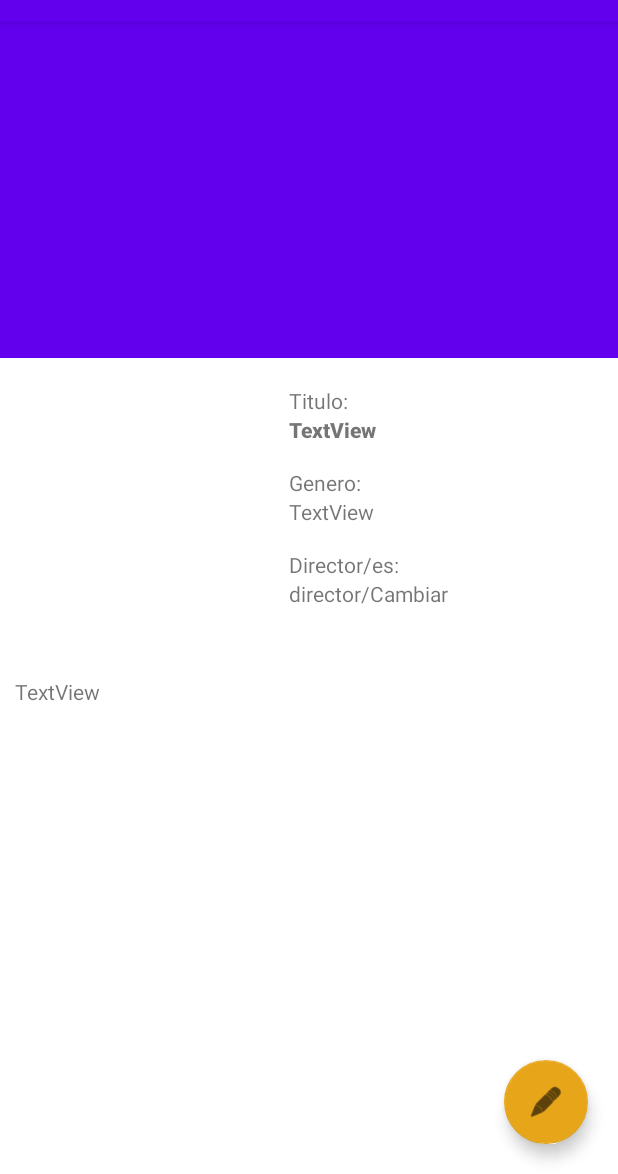
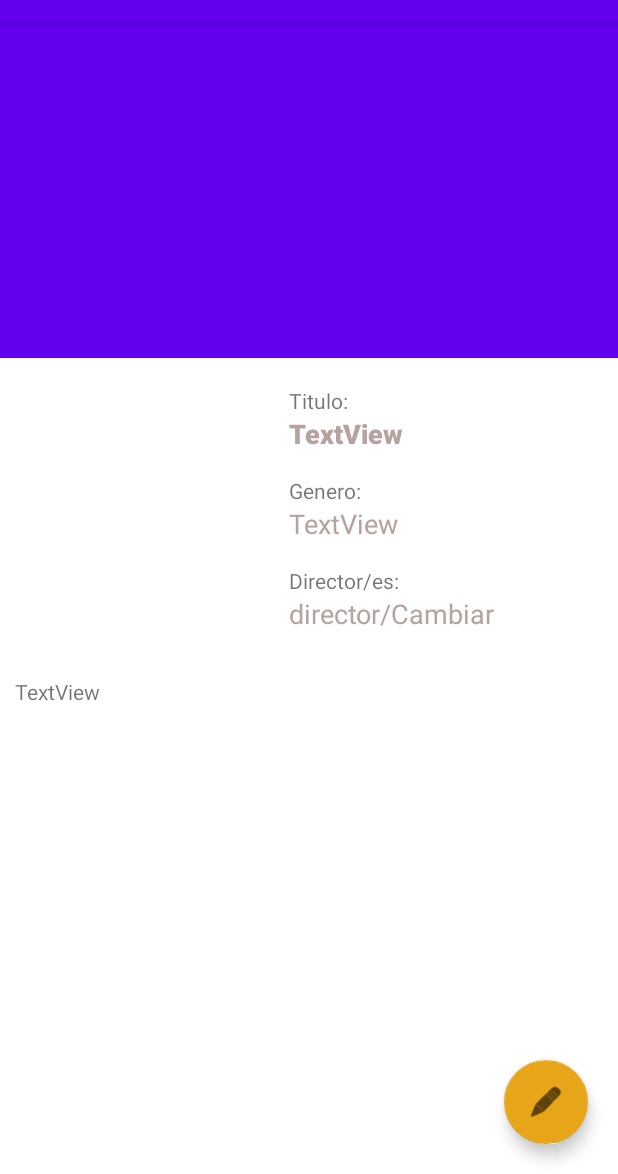
Before and after one commit to MarioCFC/proyectoPDMD, an Android app: the FilmDetailActivity screen opened directly, with no data from a screen before it, after a tap on an icon or button, on a phone screen of 412 x 824 dp, the part 62-1236 px from its top. Run offline under Robolectric (Android 15) with nearby library versions, the phone set to English and light mode, and no system bars; our stand-ins replace Picasso; plain views replace ReadMoreTextView; network calls fail; pictures from the network do not load; 7 statements that could not run were skipped.

Commit message:
Haciendo modo edicion del detail_layout

```diff
--- a/app/src/main/java/com/murallaromanda/dam/segundo/casfermar/proyectopdmd/activities/FilmDetailActivity.kt
+++ b/app/src/main/java/com/murallaromanda/dam/segundo/casfermar/proyectopdmd/activities/FilmDetailActivity.kt
@@ -3,6 +3,9 @@ package com.murallaromanda.dam.segundo.casfermar.proyectopdmd.activities
 import androidx.appcompat.app.AppCompatActivity
 import android.os.Bundle
 import android.view.Menu
+import android.widget.EditText
+import androidx.core.content.ContextCompat
+import androidx.core.graphics.drawable.DrawableCompat
 import com.murallaromanda.dam.segundo.casfermar.proyectopdmd.R
 import com.murallaromanda.dam.segundo.casfermar.proyectopdmd.databinding.ActivityCollapsingToolDetailFilmBinding
 import com.squareup.picasso.Picasso
@@ -17,38 +20,38 @@ class FilmDetailActivity() : AppCompatActivity() {
     override fun onCreate(savedInstanceState: Bundle?) {
         super.onCreate(savedInstanceState)
         setContentView(R.layout.layout_film_detail)
-
         binding = ActivityCollapsingToolDetailFilmBinding.inflate(layoutInflater)
         setContentView(binding.root)
 
+        //Obtenemos los datos
+        var pelicula = intent.extras?.get("pelicula") as PeliculaJSON
+        //Metemos los datos
+        binding.layoutDetallesPeliculaCollapse.FilmDetailTvDirector.setText("director/Cambiar")
+        binding.layoutDetallesPeliculaCollapse.FilmDetailTvGenero.setText(pelicula.genres[0].name)
+        binding.layoutDetallesPeliculaCollapse.FilmDetailTvTitulo.setText(pelicula.title)
+        binding.layoutDetallesPeliculaCollapse.FilmDetailTvSinopsis.setText(pelicula.overview)
 
+        cambiarModoEdicion()
 
-        var pelicula = intent.extras?.get("pelicula") as PeliculaJSON
-        binding.layoutDetallesPeliculaCollapse.FilmDetailTvDirector.text = "director/Cambiar"
-        binding.layoutDetallesPeliculaCollapse.FilmDetailTvGenero.text = pelicula.genres[0].name
-        binding.layoutDetallesPeliculaCollapse.FilmDetailTvTitulo.text = pelicula.title
-
-       // binding.layoutDetallesPeliculaCollapse.FilmDetailTvSinopsis.setMovementMethod(ScrollingMovementMethod())
-        binding.layoutDetallesPeliculaCollapse.FilmDetailTvSinopsis.text = pelicula.overview
+        //Imagenes
         Picasso.get().isLoggingEnabled = true
-
-
         if (pelicula.posterPath != null)
             Picasso.get().load("https://www.themoviedb.org/t/p/w600_and_h900_bestv2" + pelicula.posterPath).into(binding.layoutDetallesPeliculaCollapse.FilmDetaiIvCaratula)
 
         if (pelicula.backdropPath != null)
             Picasso.get().load("https://www.themoviedb.org/t/p/w600_and_h900_bestv2" + pelicula.backdropPath).into(binding.collapsingToolbarImagenFondo)
-
         binding.fabEditar.setOnClickListener(){
-            modoEditar()
+            cambiarModoEdicion()
         }
     }
 
-    fun modoEditar(){
-        binding.layoutDetallesPeliculaCollapse.FilmDetailTvTitulo.editableText
-        binding.layoutDetallesPeliculaCollapse.FilmDetailTvSinopsis.editableText
-
+    fun cambiarModoEdicion(){
+        binding.layoutDetallesPeliculaCollapse.FilmDetailTvDirector.setEnabled(estaEnEdicion)
+        binding.layoutDetallesPeliculaCollapse.FilmDetailTvGenero.setEnabled(estaEnEdicion)
+        binding.layoutDetallesPeliculaCollapse.FilmDetailTvTitulo.setEnabled(estaEnEdicion)
+        estaEnEdicion = !estaEnEdicion
     }
 
 
+
 }
--- a/app/src/main/java/com/murallaromanda/dam/segundo/casfermar/proyectopdmd/activities/FilmDetailSearchActivity.kt
+++ b/app/src/main/java/com/murallaromanda/dam/segundo/casfermar/proyectopdmd/activities/FilmDetailSearchActivity.kt
@@ -26,12 +26,12 @@ class FilmDetailSearchActivity : AppCompatActivity() {
         binding.activityCollapsingLayout.removeView(binding.fabEditar)
 
         var pelicula = intent.extras?.get("pelicula") as PeliculaJSON
-        binding.layoutDetallesPeliculaCollapse.FilmDetailTvDirector.text = "director/Cambiar"
-        binding.layoutDetallesPeliculaCollapse.FilmDetailTvGenero.text = pelicula.genres[0].name
-        binding.layoutDetallesPeliculaCollapse.FilmDetailTvTitulo.text = pelicula.title
+        binding.layoutDetallesPeliculaCollapse.FilmDetailTvDirector.setText("director/Cambiar")
+        binding.layoutDetallesPeliculaCollapse.FilmDetailTvGenero.setText(pelicula.genres[0].name)
+        binding.layoutDetallesPeliculaCollapse.FilmDetailTvTitulo.setText(pelicula.title)
 
         // binding.layoutDetallesPeliculaCollapse.FilmDetailTvSinopsis.setMovementMethod(ScrollingMovementMethod())
-        binding.layoutDetallesPeliculaCollapse.FilmDetailTvSinopsis.text = pelicula.overview
+        binding.layoutDetallesPeliculaCollapse.FilmDetailTvSinopsis.setText(pelicula.overview)
         Picasso.get().isLoggingEnabled = true
 
         if (pelicula.posterPath != null)
--- /dev/null
+++ b/app/src/main/res/drawable/selector_detail_film_edit_text.xml
@@ -0,0 +1,5 @@
+<?xml version="1.0" encoding="utf-8"?>
+<selector xmlns:android="http://schemas.android.com/apk/res/android">
+    <item android:state_enabled="false" android:color="@color/disabled_color"/>
+    <item android:state_enabled="true" android:color="@color/enabled_color"/>
+</selector>
--- a/app/src/main/res/layout/layout_film_detail.xml
+++ b/app/src/main/res/layout/layout_film_detail.xml
@@ -24,32 +24,44 @@
             app:layout_constraintVertical_bias="0.029"
             tools:srcCompat="@tools:sample/avatars" />
 
-        <TextView
+        <EditText
             android:id="@+id/FilmDetailTvTitulo"
             android:layout_width="wrap_content"
             android:layout_height="wrap_content"
+            android:background="@android:color/white"
+            android:enabled="false"
             android:fontFamily="sans-serif-black"
+            android:inputType="text"
             android:text="TextView"
+            android:textColor="@drawable/selector_detail_film_edit_text"
             app:layout_constraintEnd_toEndOf="parent"
             app:layout_constraintHorizontal_bias="0.0"
             app:layout_constraintStart_toStartOf="@+id/textView2"
             app:layout_constraintTop_toBottomOf="@+id/textView2" />
 
-        <TextView
+        <EditText
             android:id="@+id/FilmDetailTvGenero"
             android:layout_width="wrap_content"
             android:layout_height="wrap_content"
+            android:background="@android:color/transparent"
+            android:enabled="false"
+            android:inputType="none"
             android:text="TextView"
+            android:textColor="@drawable/selector_detail_film_edit_text"
             app:layout_constraintEnd_toEndOf="parent"
             app:layout_constraintHorizontal_bias="0.0"
             app:layout_constraintStart_toStartOf="@+id/FilmDetailTvTitulo"
             app:layout_constraintTop_toBottomOf="@+id/textView3" />
 
-        <TextView
+        <EditText
             android:id="@+id/FilmDetailTvDirector"
             android:layout_width="wrap_content"
             android:layout_height="wrap_content"
+            android:background="@android:color/transparent"
+            android:enabled="false"
+            android:inputType="none"
             android:text="TextView"
+            android:textColor="@drawable/selector_detail_film_edit_text"
             app:layout_constraintBottom_toBottomOf="@+id/FilmDetaiIvCaratula"
             app:layout_constraintEnd_toEndOf="parent"
             app:layout_constraintHorizontal_bias="0.0"
@@ -62,6 +74,7 @@
             android:id="@+id/FilmDetailTvSinopsis"
             android:layout_width="match_parent"
             android:layout_height="wrap_content"
+            android:inputType="none"
             android:layout_marginTop="10dp"
             android:paddingHorizontal="10dp"
             android:text="TextView"
@@ -77,6 +90,8 @@
             android:id="@+id/textView2"
             android:layout_width="wrap_content"
             android:layout_height="wrap_content"
+            android:background="@android:color/transparent"
+            android:inputType="none"
             android:layout_marginTop="8dp"
             android:text="Titulo:"
             app:layout_constraintEnd_toEndOf="parent"
@@ -88,6 +103,7 @@
             android:id="@+id/textView3"
             android:layout_width="wrap_content"
             android:layout_height="wrap_content"
+            android:inputType="none"
             android:layout_marginTop="16dp"
             android:text="Genero:"
             app:layout_constraintEnd_toEndOf="parent"
@@ -99,6 +115,7 @@
             android:id="@+id/textView4"
             android:layout_width="wrap_content"
             android:layout_height="wrap_content"
+            android:inputType="none"
             android:layout_marginTop="16dp"
             android:text="Director/es:"
             app:layout_constraintEnd_toEndOf="parent"
@@ -106,5 +123,6 @@
             app:layout_constraintStart_toStartOf="@+id/FilmDetailTvGenero"
             app:layout_constraintTop_toBottomOf="@+id/FilmDetailTvGenero" />
 
+
     </androidx.constraintlayout.widget.ConstraintLayout>
 </androidx.core.widget.NestedScrollView>
--- a/app/src/main/res/values/colors.xml
+++ b/app/src/main/res/values/colors.xml
@@ -8,4 +8,6 @@
     <color name="black">#FF000000</color>
     <color name="white">#FFFFFFFF</color>
     <color name="Enlace">#0C7DCE</color>
+    <color name="enabled_color">#b6a39f</color>
+    <color name="disabled_color">#000000</color>
 </resources>
```
